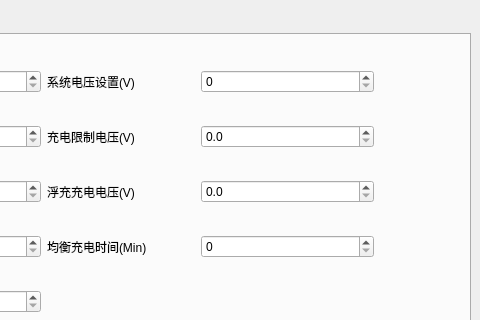
Qt form ui/dc_layout.ui (xxxy-bit/SRNE_UP) before a commit; both pictures show x 701 to 1181 and y 0 to 320 of the 1181 by 552 pixel window.
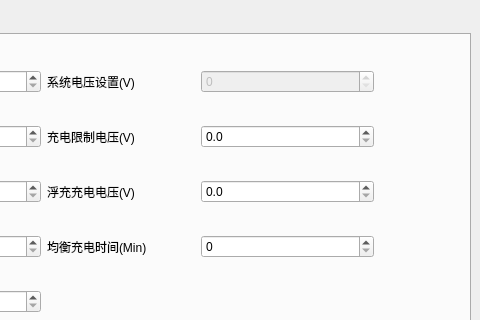
The same form after that commit. The open tabs and pages were chosen to show the change. Custom widgets are drawn as their Qt base class.

The edit to the form file:
```diff
--- a/ui/dc_layout.ui
+++ b/ui/dc_layout.ui
@@ -1053,6 +1053,9 @@
           </item>
           <item row="0" column="6">
            <widget class="SpinBox" name="dc_set_sys_current">
+            <property name="enabled">
+             <bool>false</bool>
+            </property>
             <property name="whatsThis">
              <string>&lt;html&gt;&lt;head/&gt;&lt;body&gt;&lt;p&gt;系统电压设置(V)&lt;/p&gt;&lt;/body&gt;&lt;/html&gt;</string>
             </property>
```
Left out of the diff: 28 changed lines with no effect on the pictures.
